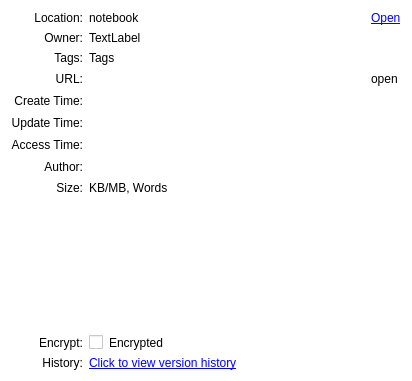
The window that src/ui/WizNoteInfoForm.ui (WizTeam/WizQTClient) describes before a commit, drawn with Qt 5.
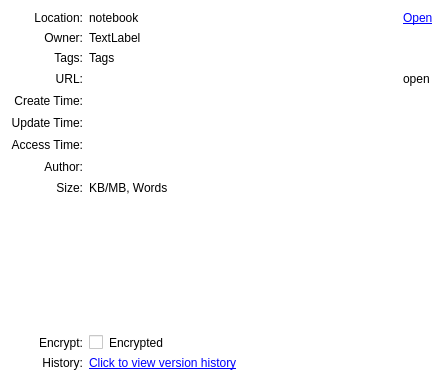
The same window after the commit.

Commit message: word count adjust ui

What changed in the file:
```diff
--- a/src/ui/WizNoteInfoForm.ui
+++ b/src/ui/WizNoteInfoForm.ui
@@ -6,7 +6,7 @@
    <rect>
     <x>0</x>
     <y>0</y>
-    <width>412</width>
+    <width>444</width>
     <height>381</height>
    </rect>
   </property>
```
The commit also changes 1 other file.
